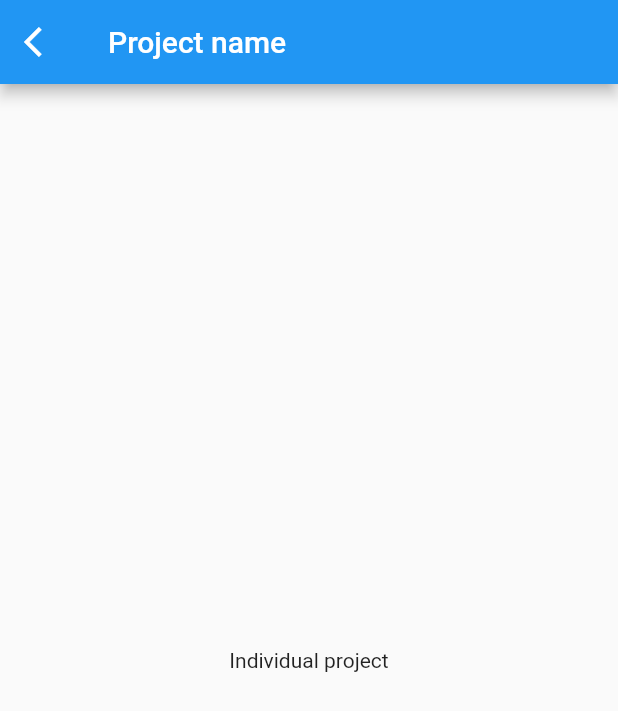
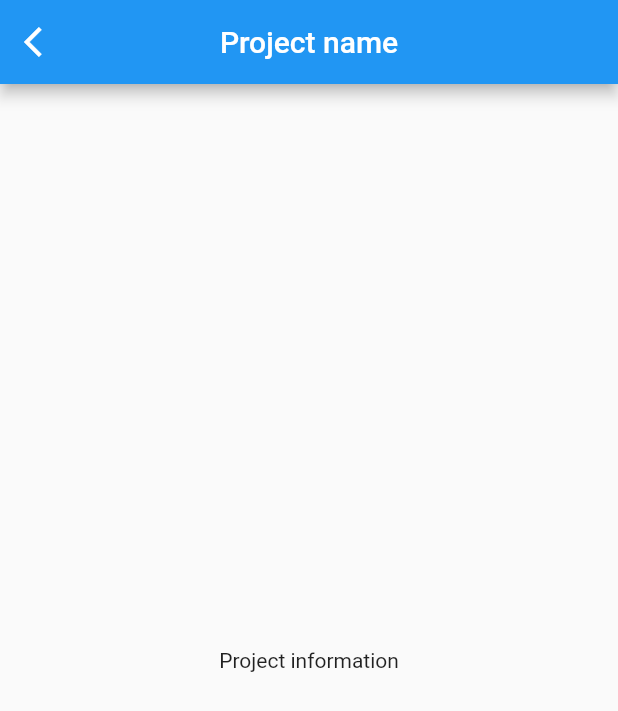
Before and after one commit to isaacRevan24/simple_flutter, a Flutter app: the IndividualProject screen opened directly, on a phone screen of 412 x 824 dp. Shown: the top 711 px of the screen. Run offline on Flutter 3.47's test engine with Material 2 defaults, Android fonts, the phone set to English and light mode, and no system bars; our stand-ins replace page_transition, percent_indicator, persistent_bottom_nav_bar; statements that could not run were skipped.

Commit message:
Navegación de las 3 sub pantallas de proyecto individual

```diff
--- a/lib/presentation/pages/individual_project/individual_project.dart
+++ b/lib/presentation/pages/individual_project/individual_project.dart
@@ -1,21 +1,31 @@
 import 'package:flutter/material.dart';
+import 'local_widgets/page_view_individual_project.dart';
 
 class IndividualProject extends StatelessWidget {
   const IndividualProject({Key key}) : super(key: key);
 
   @override
   Widget build(BuildContext context) {
-    return Scaffold(
-      appBar: AppBar(
-        leading: IconButton(
-          icon: Icon(Icons.arrow_back_ios),
-          onPressed: () => Navigator.of(context).pop(),
+    return SafeArea(
+      child: Scaffold(
+        appBar: AppBar(
+          leading: IconButton(
+            icon: Icon(Icons.arrow_back_ios),
+            onPressed: () => Navigator.of(context).pop(),
+          ),
+          centerTitle: true,
+          title: Column(
+            mainAxisAlignment: MainAxisAlignment.spaceEvenly,
+            children: <Widget>[
+              Text("Project name"),
+            ],
+          ),
         ),
-        title: Text("Project name"),
-      ),
-      body: Center(
-        child: Text('Individual project'),
+        body: IndividualProjectPageView(),
       ),
     );
   }
 }
+
+// TODO: Hacer un bottom con prefered size con TabPageSelector que muestre la posición del usuario en las 3 paginas
+// TODO: Hacer una función de estado que comunique el nombre de la pagina y la posición del PageView al app bar.
--- /dev/null
+++ b/lib/presentation/pages/individual_project/local_widgets/page_view_individual_project.dart
@@ -0,0 +1,24 @@
+import 'package:flutter/material.dart';
+import 'project_info.dart';
+import 'project_progress.dart';
+import 'project_structure.dart';
+
+class IndividualProjectPageView extends StatefulWidget {
+  @override
+  _IndividualProjectPageViewState createState() =>
+      _IndividualProjectPageViewState();
+}
+
+class _IndividualProjectPageViewState extends State<IndividualProjectPageView> {
+  PageController _controller = PageController(
+    initialPage: 1,
+  );
+
+  @override
+  Widget build(BuildContext context) {
+    return PageView(
+      controller: _controller,
+      children: <Widget>[ProjectStructure(), ProjectInfo(), ProjectProgress()],
+    );
+  }
+}
--- /dev/null
+++ b/lib/presentation/pages/individual_project/local_widgets/project_info.dart
@@ -0,0 +1,10 @@
+import 'package:flutter/material.dart';
+
+class ProjectInfo extends StatelessWidget {
+  @override
+  Widget build(BuildContext context) {
+    return Center(
+      child: Text('Project information'),
+    );
+  }
+}
--- /dev/null
+++ b/lib/presentation/pages/individual_project/local_widgets/project_progress.dart
@@ -0,0 +1,10 @@
+import 'package:flutter/material.dart';
+
+class ProjectProgress extends StatelessWidget {
+  @override
+  Widget build(BuildContext context) {
+    return Center(
+      child: Text('Project progress'),
+    );
+  }
+}
--- /dev/null
+++ b/lib/presentation/pages/individual_project/local_widgets/project_structure.dart
@@ -0,0 +1,10 @@
+import 'package:flutter/material.dart';
+
+class ProjectStructure extends StatelessWidget {
+  @override
+  Widget build(BuildContext context) {
+    return Center(
+      child: Text('Project structure'),
+    );
+  }
+}
```
